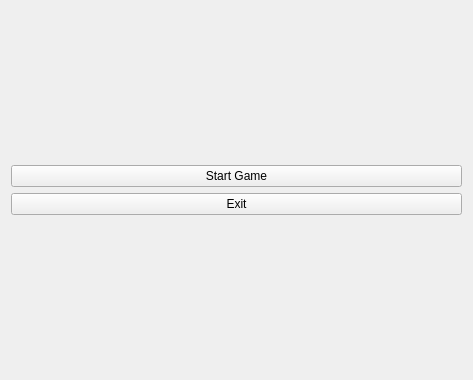
Old version of the form startmenu.ui in the repository kivi239/Scrabble.
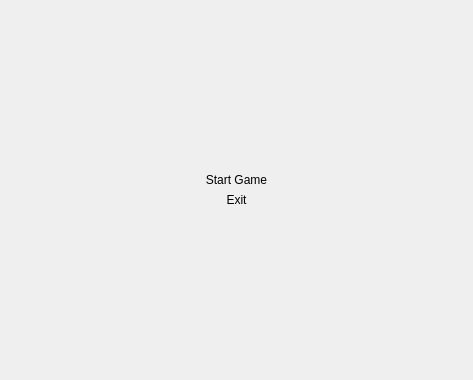
New version of the form. Icons and pictures are not drawn.

The edit to the form file:
```diff
--- a/startmenu.ui
+++ b/startmenu.ui
@@ -18,13 +18,25 @@
     <layout class="QGridLayout" name="gridLayout">
      <item row="3" column="0">
       <widget class="QPushButton" name="startGameButton">
+       <property name="styleSheet">
+        <string notr="true">QPushButton {
+             color: black;
+             border-image: url(:/new/prefix1/background2.jpg)10 10 10 10;
+             border-top: 10px transparent;
+             border-bottom: 10px transparent;
+             border-right: 10px transparent;
+             border-left: 10px transparent;
+			 font: 75 10pt &quot;System&quot;;
+            
+         }</string>
+       </property>
        <property name="text">
         <string>Start Game</string>
        </property>
        <property name="iconSize">
         <size>
-         <width>40</width>
-         <height>40</height>
+         <width>100</width>
+         <height>100</height>
         </size>
        </property>
        <property name="autoDefault">
@@ -34,15 +46,29 @@
         <bool>false</bool>
        </property>
        <property name="flat">
-        <bool>false</bool>
+        <bool>true</bool>
        </property>
       </widget>
      </item>
      <item row="4" column="0">
       <widget class="QPushButton" name="exitButton">
+       <property name="styleSheet">
+        <string notr="true">QPushButton {
+             color: black;
+             border-image:url(:/new/prefix1/background2.jpg) 10 100 10 100;
+             border-top: 10px transparent;
+             border-bottom: 10px transparent;
+             border-right: 100px transparent;
+             border-left: 100px transparent;
+			 font: 75 10pt &quot;System&quot;;
+         }</string>
+       </property>
        <property name="text">
         <string>Exit</string>
        </property>
+       <property name="flat">
+        <bool>true</bool>
+       </property>
       </widget>
      </item>
     </layout>
```
Left out of the diff: 3 changed lines with no effect on the pictures.
